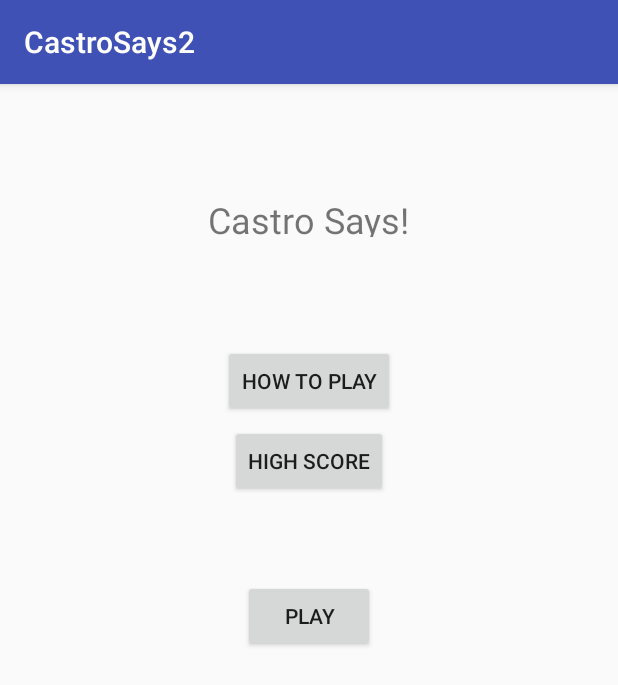
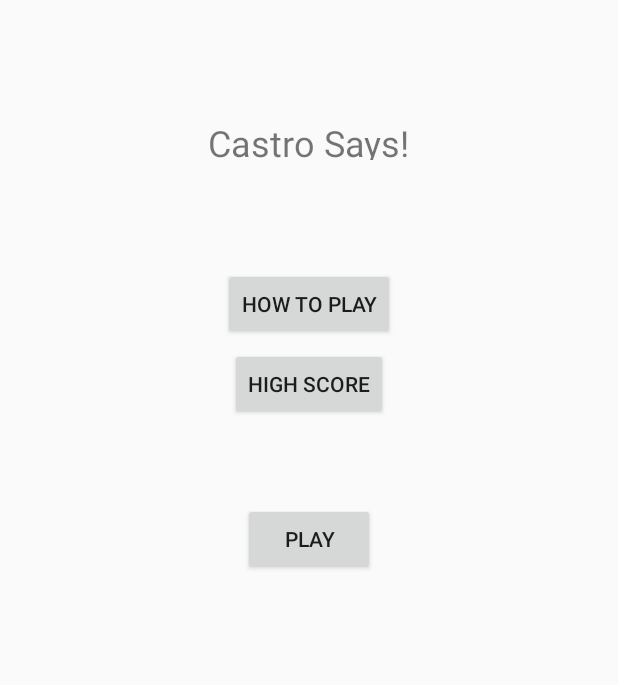
Before and after one commit to rcastro2/AndroidSimonSaysExperiment, an Android app: the screen it shows after launch (MainActivity), on a phone screen of 412 x 824 dp. Shown: the top 685 px of the screen. Run offline under Robolectric (Android 15) with nearby library versions, the phone set to English and light mode, and no system bars.

Commit message:
makes app fullscreen

```diff
--- a/app/src/main/res/values/styles.xml
+++ b/app/src/main/res/values/styles.xml
@@ -6,6 +6,9 @@
         <item name="colorPrimary">@color/colorPrimary</item>
         <item name="colorPrimaryDark">@color/colorPrimaryDark</item>
         <item name="colorAccent">@color/colorAccent</item>
+        <item name="windowActionBar">false</item>
+        <item name="windowNoTitle">true</item>
+        <item name="android:windowFullscreen">true</item>
     </style>
 
 </resources>
```
